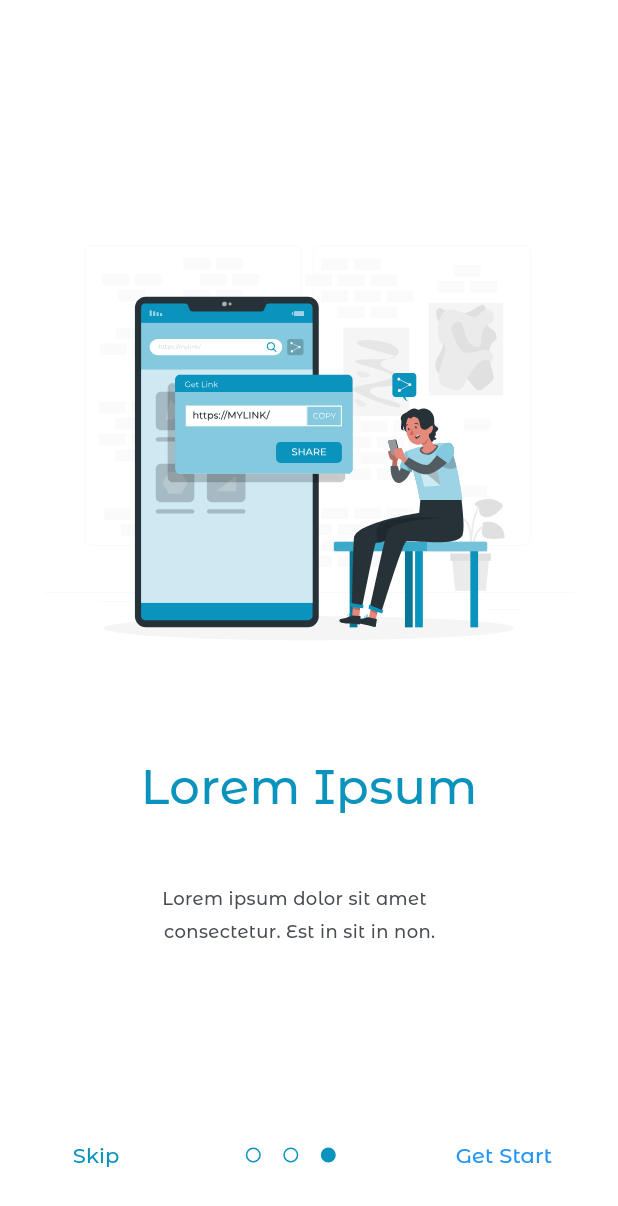
After one commit to itsDARKSAMA/gsg-links-app, a Flutter app: the OnBoardingScreen screen opened directly, after a tap on "Skip", on a phone screen of 412 x 824 dp. The commit adds this screen. Shown: the top 1206 px of the screen. Run offline on Flutter 3.47's test engine with Material 2 defaults, Android fonts, the phone set to English and light mode, and no system bars; our stand-ins replace flutter_svg; project files that could hold a hidden picture were left out.

Commit message:
create splash create onBoarding

```diff
--- a/lib/constants/images.dart
+++ b/lib/constants/images.dart
@@ -1,3 +1,6 @@
 class Images {
   // static const String logo = 'assets/images/logo.png';
+  static const String ob1 = 'assets/images/ob_1.svg';
+  static const String ob2 = 'assets/images/ob_2.svg';
+  static const String ob3 = 'assets/images/ob_3.svg';
 }
--- /dev/null
+++ b/lib/views/screens/onboarding/onboarding_screen.dart
@@ -0,0 +1,122 @@
+import 'package:flutter/material.dart';
+import 'package:mylinks/constants/colors.dart';
+import 'package:mylinks/constants/images.dart';
+
+import '../../widget/on_bording_widget.dart';
+import '../../widget/page_view_indicatore.dart';
+
+class OnBoardingScreen extends StatefulWidget {
+  const OnBoardingScreen({super.key});
+
+  @override
+  State<OnBoardingScreen> createState() => _OnBoardingScreenState();
+}
+
+class _OnBoardingScreenState extends State<OnBoardingScreen> {
+  late PageController _pageController;
+
+  int _currentPage = 0;
+
+  @override
+  void initState() {
+    // TODO: implement initState
+    super.initState();
+    _pageController = PageController();
+  }
+
+  @override
+  void dispose() {
+    // TODO: implement dispose
+    _pageController.dispose();
+    super.dispose();
+  }
+
+  @override
+  Widget build(BuildContext context) {
+    return Scaffold(
+      backgroundColor: AppColors.whiteColor,
+      body: SafeArea(
+        child: Column(
+          children: [
+            Expanded(
+              child: PageView(
+                controller: _pageController,
+                physics: BouncingScrollPhysics(),
+                onPageChanged: (int currentPage) {
+                  setState(() {
+                    print(currentPage);
+                    print(_pageController);
+                    _currentPage = currentPage;
+                  });
+                },
+                children: const [
+                  OnBoardingWidget(
+                      image: Images.ob1,
+                      titleAp: "Lorem Ipsum",
+                      title: "Lorem ipsum dolor sit amet ",
+                      subTitle: " consectetur. Est in sit in non."),
+                  OnBoardingWidget(
+                      image: Images.ob2,
+                      titleAp: "Lorem Ipsum",
+                      title: "Lorem ipsum dolor sit amet ",
+                      subTitle: " consectetur. Est in sit in non."),
+                  OnBoardingWidget(
+                      image: Images.ob3,
+                      titleAp: "Lorem Ipsum",
+                      title: "Lorem ipsum dolor sit amet ",
+                      subTitle: " consectetur. Est in sit in non."),
+                ],
+              ),
+            ),
+            Padding(
+              padding: EdgeInsets.only(right: 32, left: 32, bottom: 30),
+              child: Row(
+                mainAxisAlignment: MainAxisAlignment.spaceBetween,
+                children: [
+                  TextButton(
+                    onPressed: () {
+                      _pageController.animateToPage(
+                        2,
+                        duration: Duration(seconds: 1),
+                        curve: Curves.easeInBack,
+                      );
+                    },
+                    child: const Text(
+                      "Skip",
+                      style: TextStyle(color: AppColors.primaryColor),
+                    ),
+                  ),
+                  Row(
+                    mainAxisAlignment: MainAxisAlignment.center,
+                    children: [
+                      PageViewIndicateor(
+                        isCurrentPage: _currentPage == 0,
+                        marginEnd: 15,
+                      ),
+                      PageViewIndicateor(
+                        isCurrentPage: _currentPage == 1,
+                        marginEnd: 15,
+                      ),
+                      PageViewIndicateor(isCurrentPage: _currentPage == 2),
+                    ],
+                  ),
+                  TextButton(
+                    onPressed: () {
+                      setState(() {
+                        if (_currentPage > 1) {}
+                      });
+                    },
+                    child: Text(
+                      _currentPage > 1 ? "Get Start" : "NEXT",
+                      style: TextStyle(color: Colors.blue),
+                    ),
+                  ),
+                ],
+              ),
+            )
+          ],
+        ),
+      ),
+    );
+  }
+}
--- /dev/null
+++ b/lib/views/screens/onboarding/splash_screen.dart
@@ -0,0 +1,54 @@
+import 'package:flutter/material.dart';
+import 'package:mylinks/constants/colors.dart';
+import 'package:mylinks/constants/fonts.dart';
+
+class SplashScreen extends StatefulWidget {
+  const SplashScreen({super.key});
+
+  @override
+  State<SplashScreen> createState() => _SplashScreenState();
+}
+
+class _SplashScreenState extends State<SplashScreen> {
+  @override
+  void initState() {
+    // TODO: implement initState
+    super.initState();
+    Future.delayed(const Duration(seconds: 3), () {
+      Navigator.pushReplacementNamed(context, '/on_boarding');
+    });
+  }
+
+  @override
+  Widget build(BuildContext context) {
+    return Scaffold(
+      body: Container(
+        alignment: AlignmentDirectional.center,
+        decoration: BoxDecoration(gradient: AppColors.primaryGradient),
+        child: Column(
+          mainAxisAlignment: MainAxisAlignment.center,
+          children: [
+            Text(
+              'MY',
+              style: Fonts.b32.copyWith(
+                color: AppColors.whiteColor,
+              ),
+            ),
+            RichText(
+              text: TextSpan(
+                text: 'LINK',
+                style: Fonts.b32.copyWith(color: AppColors.whiteColor),
+                children: const <TextSpan>[
+                  TextSpan(
+                    text: '\n',
+                    style: TextStyle(height: 0),
+                  ),
+                ],
+              ),
+            ),
+          ],
+        ),
+      ),
+    );
+  }
+}
--- /dev/null
+++ b/lib/views/widget/on_bording_widget.dart
@@ -0,0 +1,59 @@
+import 'package:flutter/material.dart';
+import 'package:flutter_svg/svg.dart';
+
+import '../../constants/colors.dart';
+import '../../constants/fonts.dart';
+
+class OnBoardingWidget extends StatelessWidget {
+  const OnBoardingWidget({
+    super.key,
+    required this.image,
+    required this.titleAp,
+    required this.title,
+    required this.subTitle,
+  });
+
+  final String image;
+  final String titleAp;
+  final String title;
+  final String subTitle;
+
+  @override
+  Widget build(BuildContext context) {
+    return Expanded(
+      child: Column(
+        children: [
+          Padding(
+            padding: EdgeInsets.only(left: 20, right: 20, top: 125),
+            child: SvgPicture.asset(
+              image,
+              width: 353,
+              height: 353,
+            ),
+          ),
+          Padding(
+            padding: EdgeInsets.symmetric(vertical: 24),
+            child: Text(
+              titleAp,
+              style: Fonts.m32.copyWith(color: AppColors.primaryColor),
+            ),
+          ),
+          Padding(
+            padding: EdgeInsets.only(top: 18, left: 24, right: 40),
+            child: Text(
+              title,
+              style: Fonts.m12.copyWith(color: AppColors.greyColor),
+            ),
+          ),
+          Padding(
+            padding: EdgeInsets.only(top: 5, left: 24, right: 40),
+            child: Text(
+              subTitle,
+              style: Fonts.m12.copyWith(color: AppColors.greyColor),
+            ),
+          ),
+        ],
+      ),
+    );
+  }
+}
--- /dev/null
+++ b/lib/views/widget/page_view_indicatore.dart
@@ -0,0 +1,26 @@
+import 'package:flutter/material.dart';
+import 'package:mylinks/constants/colors.dart';
+
+class PageViewIndicateor extends StatelessWidget {
+  const PageViewIndicateor({
+    super.key,
+    required this.isCurrentPage,
+    this.marginEnd = 0,
+  });
+
+  final bool isCurrentPage;
+  final double marginEnd;
+
+  @override
+  Widget build(BuildContext context) {
+    return Container(
+      margin: EdgeInsetsDirectional.only(end: marginEnd),
+      width: 10,
+      height: 10,
+      decoration: BoxDecoration(
+          border: Border.all(color: AppColors.primaryColor),
+          color: isCurrentPage ? AppColors.primaryColor : AppColors.whiteColor,
+          borderRadius: BorderRadius.circular(10)),
+    );
+  }
+}
--- a/pubspec.yaml
+++ b/pubspec.yaml
@@ -35,6 +35,7 @@ dependencies:
   # The following adds the Cupertino Icons font to your application.
   # Use with the CupertinoIcons class for iOS style icons.
   cupertino_icons: ^1.0.2
+  flutter_svg: ^2.0.7
 
 dev_dependencies:
   flutter_test:
```
Also changed, not shown: assets/images/ob_1.svg (added), assets/images/ob_2.svg (added), assets/images/ob_3.svg (added), pubspec.lock, 2 other files.
